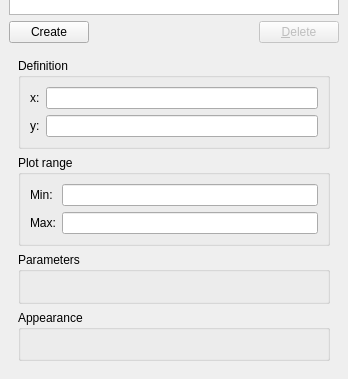
Above: kmplot/functioneditorwidget.ui from KDE/kmplot before the change; both pictures show x 0 to 348 and y 294 to 673 of the 348 by 673 pixel window. Below: the same form after it.
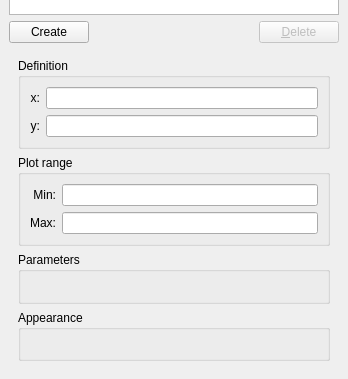
That is the form after the change. Custom widgets are drawn as their Qt base class.

Commit message: follow KDE HIG about labels: http://techbase.kde.org/Projects/Usability/HIG/Form_Label_Alignment

```diff
--- a/kmplot/functioneditorwidget.ui
+++ b/kmplot/functioneditorwidget.ui
@@ -423,6 +423,9 @@
             <property name="text">
              <string>x:</string>
             </property>
+            <property name="alignment">
+             <set>Qt::AlignRight|Qt::AlignTrailing|Qt::AlignVCenter</set>
+            </property>
            </widget>
           </item>
           <item row="0" column="1">
@@ -445,6 +448,9 @@
             <property name="text">
              <string>y:</string>
             </property>
+            <property name="alignment">
+             <set>Qt::AlignRight|Qt::AlignTrailing|Qt::AlignVCenter</set>
+            </property>
            </widget>
           </item>
           <item row="1" column="1">
@@ -479,6 +485,9 @@
             <property name="text">
              <string>Min:</string>
             </property>
+            <property name="alignment">
+             <set>Qt::AlignRight|Qt::AlignTrailing|Qt::AlignVCenter</set>
+            </property>
            </widget>
           </item>
           <item row="1" column="0">
@@ -486,6 +495,9 @@
             <property name="text">
              <string>Max:</string>
             </property>
+            <property name="alignment">
+             <set>Qt::AlignRight|Qt::AlignTrailing|Qt::AlignVCenter</set>
+            </property>
            </widget>
           </item>
           <item row="0" column="1">
```
The commit also changes 10 other files.
